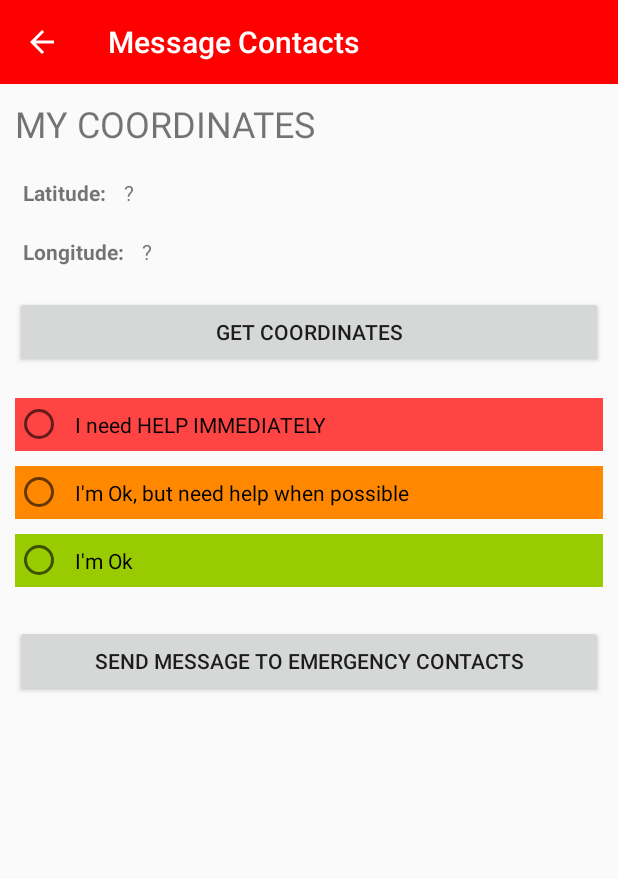
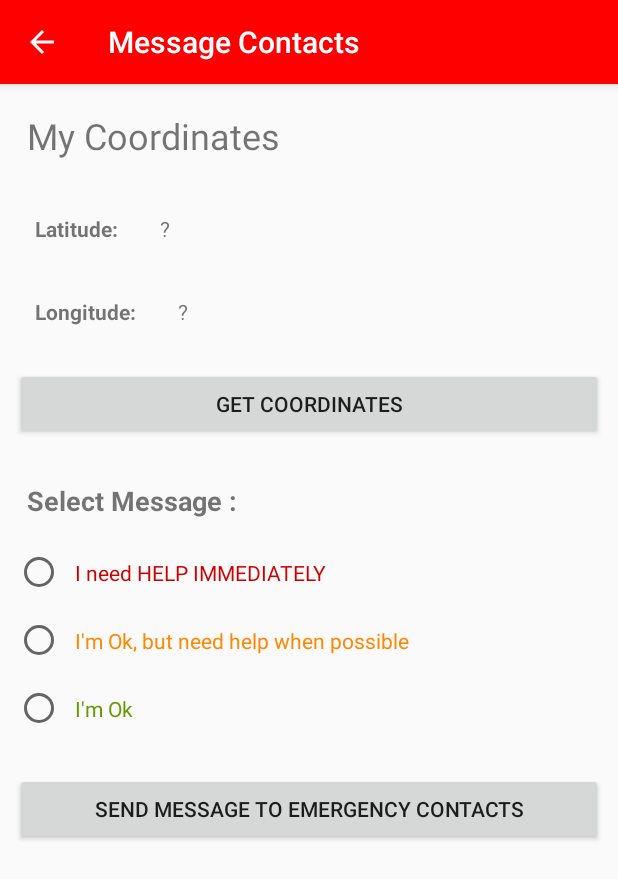
Before and after one commit to RoJoMzZzzz/ANDAR, an Android app: the MessageContact screen opened directly, with no data from a screen before it, on a phone screen of 412 x 824 dp. Shown: the top 879 px of the screen. Run offline under Robolectric (Android 15) with nearby library versions, the phone set to English and light mode, and no system bars.

Commit message:
update message contacts

```diff
--- a/app/src/main/java/com/research/andrade/andar/MainActivity.java
+++ b/app/src/main/java/com/research/andrade/andar/MainActivity.java
@@ -121,22 +121,22 @@ public class MainActivity extends AppCompatActivity {
 
     public void exitApp(){
         AlertDialog.Builder alertDialogBuilder = new AlertDialog.Builder(this);
-        alertDialogBuilder.setTitle("Exit Aapplication");
         alertDialogBuilder
                 .setMessage("Are you sure you want to exit the application?")
                 .setCancelable(false)
-                .setPositiveButton("No",new DialogInterface.OnClickListener() {
+                .setNegativeButton("No",new DialogInterface.OnClickListener() {
                     public void onClick(DialogInterface dialog,int id) {
                         dialog.cancel();
                     }
                 })
-                .setNegativeButton("Yes",new DialogInterface.OnClickListener() {
+                .setPositiveButton("Yes",new DialogInterface.OnClickListener() {
                     public void onClick(DialogInterface dialog, int id) {
                         System.exit(0);
                     }
                 });
 
         AlertDialog alertDialog = alertDialogBuilder.create();
+        alertDialog.setTitle("Exit Aapplication");
         alertDialog.show();
     }
 
--- a/app/src/main/res/layout/activity_message_contact.xml
+++ b/app/src/main/res/layout/activity_message_contact.xml
@@ -21,7 +21,7 @@
             android:layout_width="match_parent"
             android:layout_height="wrap_content"
             android:background="?attr/colorPrimary"
-            app:layout_scrollFlags="scroll|exitUntilCollapsed"
+            app:layout_scrollFlags="scroll|enterAlways"
             app:popupTheme="@style/ThemeOverlay.AppCompat.Light" />
 
     </android.support.design.widget.AppBarLayout>
@@ -40,10 +40,10 @@
         android:layout_width="match_parent"
         android:layout_height="wrap_content"
         android:id="@+id/textView2"
-        android:textAllCaps="true"
+        android:textAllCaps="false"
         android:textSize="24sp"
         android:layout_margin="10dp"
-         />
+        android:padding="8dp" />
 
     <LinearLayout
         android:orientation="horizontal"
@@ -57,14 +57,16 @@
             android:layout_height="wrap_content"
             android:id="@+id/txt"
             android:layout_marginLeft="5dp"
-            android:textStyle="normal|bold" />
+            android:textStyle="normal|bold"
+            android:padding="8dp" />
 
         <TextView
             android:text=" ? "
             android:layout_width="wrap_content"
             android:layout_height="wrap_content"
             android:id="@+id/txtLat"
-            android:layout_marginLeft="5dp" />
+            android:layout_marginLeft="5dp"
+            android:padding="8dp" />
 
     </LinearLayout>
 
@@ -80,20 +82,21 @@
             android:layout_height="wrap_content"
             android:id="@+id/txt1"
             android:layout_marginLeft="5dp"
-            android:textStyle="normal|bold" />
+            android:textStyle="normal|bold"
+            android:padding="8dp" />
 
 
-    <TextView
+        <TextView
         android:text=" ? "
         android:layout_width="wrap_content"
         android:layout_height="wrap_content"
         android:id="@+id/txtLong"
-        android:layout_marginLeft="5dp" />
+        android:layout_marginLeft="5dp"
+            android:padding="8dp" />
 
     </LinearLayout>
 
-
-    <Button
+            <Button
         android:text="GET COORDINATES"
         android:layout_width="match_parent"
         android:layout_height="wrap_content"
@@ -101,7 +104,19 @@
         android:layout_margin="10dp"
         android:padding="8dp" />
 
-    <RadioGroup
+            <TextView
+                android:text="Select Message :"
+                android:layout_width="match_parent"
+                android:layout_height="wrap_content"
+                android:id="@+id/textView8"
+                android:padding="8dp"
+                android:textStyle="normal|bold"
+                android:textSize="18sp"
+                android:layout_marginLeft="10dp"
+                android:layout_marginRight="10dp"
+                android:layout_marginTop="10dp" />
+
+            <RadioGroup
         android:layout_width="match_parent"
         android:layout_height="wrap_content"
         android:layout_margin="10dp">
@@ -112,9 +127,9 @@
             android:layout_height="wrap_content"
             android:id="@+id/rdoImmediately"
             android:layout_weight="1"
-            android:background="@android:color/holo_red_light"
             android:padding="8dp"
-            android:layout_marginBottom="10dp" />
+            android:layout_marginBottom="10dp"
+            android:textColor="@android:color/holo_red_dark" />
 
         <RadioButton
             android:text="@string/Possible"
@@ -122,9 +137,10 @@
             android:layout_height="wrap_content"
             android:id="@+id/rdoPossible"
             android:layout_weight="1"
-            android:background="@android:color/holo_orange_dark"
             android:padding="8dp"
-            android:layout_marginBottom="10dp" />
+            android:layout_marginBottom="10dp"
+            android:textColor="@android:color/holo_orange_dark"
+             />
 
         <RadioButton
             android:text="@string/Okay"
@@ -132,9 +148,10 @@
             android:layout_height="wrap_content"
             android:id="@+id/rdoOkay"
             android:layout_weight="1"
-            android:background="@android:color/holo_green_light"
             android:padding="8dp"
-            android:layout_marginBottom="5dp" />
+            android:layout_marginBottom="5dp"
+            android:textColor="@android:color/holo_green_dark"
+             />
     </RadioGroup>
 
     <Button
```
